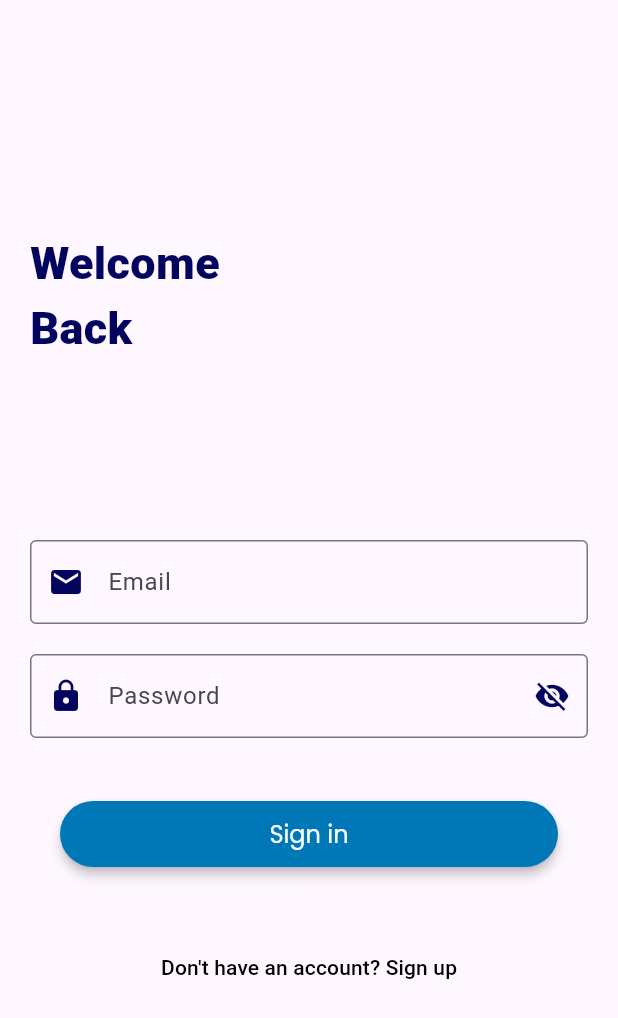
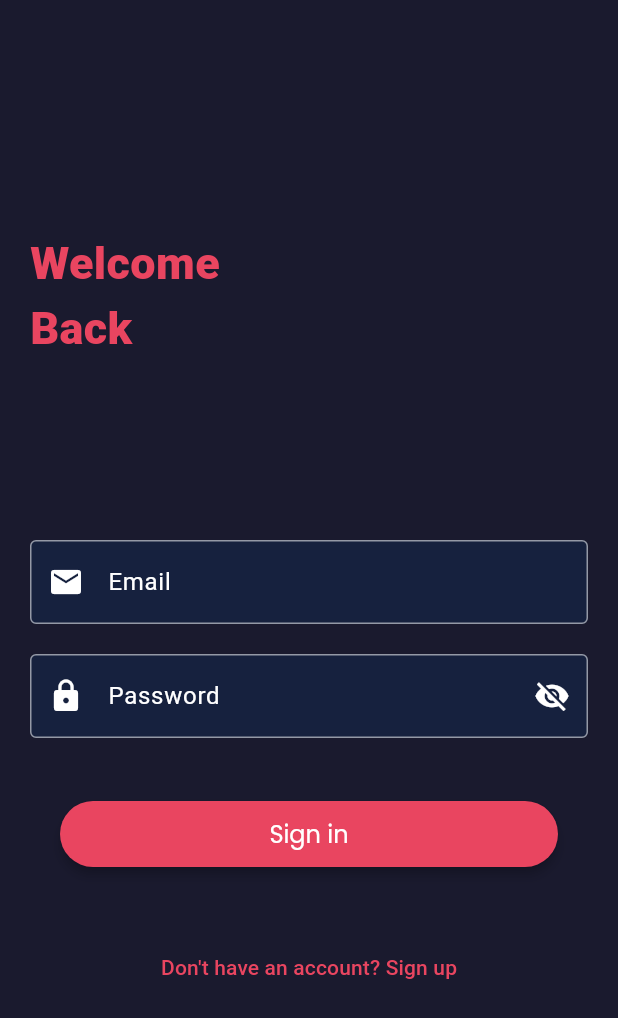
Before and after one commit to manuel-spec/blogify, a Flutter app: the screen it shows after launch, on a phone screen of 412 x 824 dp. Shown: the top 1018 px of the screen. Run offline on Flutter 3.47's test engine with Material 3 defaults, Android fonts, the phone set to English and light mode, and no system bars; our stand-ins replace go_router, google_fonts, ionicons, shared_preferences.

Commit message:
update sign in UI

```diff
--- a/lib/pages/signin.dart
+++ b/lib/pages/signin.dart
@@ -1,3 +1,4 @@
+
 import 'dart:convert';
 
 import 'package:blogify/Models/userModel.dart';
@@ -78,6 +79,7 @@ class _SignInWidgetState extends State<SignInWidget> {
   Widget build(BuildContext context) {
     return Scaffold(
       body: Container(
+        color: Color(0xFF1A1A2E),
         padding: EdgeInsets.all(20),
         alignment: Alignment.center,
         child: SingleChildScrollView(
@@ -90,7 +92,7 @@ class _SignInWidgetState extends State<SignInWidget> {
                 style: TextStyle(
                     fontSize: 30,
                     fontWeight: FontWeight.w800,
-                    color: Color(0xFF03045E)),
+                    color: Color(0xFFE94560)),
                 textAlign: TextAlign.left,
               ),
               const Text(
@@ -98,7 +100,7 @@ class _SignInWidgetState extends State<SignInWidget> {
                 style: TextStyle(
                     fontSize: 30,
                     fontWeight: FontWeight.w800,
-                    color: Color(0xFF03045E)),
+                    color: Color(0xFFE94560)),
                 textAlign: TextAlign.start,
               ),
               Container(
@@ -107,32 +109,50 @@ class _SignInWidgetState extends State<SignInWidget> {
               SizedBox(height: 20),
               TextFormField(
                 controller: _emailController,
+                style: TextStyle(color: Colors.white),
                 decoration: InputDecoration(
                   labelText: 'Email',
-                  border: OutlineInputBorder(),
-                  prefixIcon: Icon(
-                    Icons.mail,
-                    color: Color(0xFF03045E),
+                  labelStyle: TextStyle(color: Colors.white),
+                  border: OutlineInputBorder(
+                    borderSide: BorderSide(color: Colors.white),
                   ),
+                  enabledBorder: OutlineInputBorder(
+                    borderSide: BorderSide(color: Colors.white54),
+                  ),
+                  focusedBorder: OutlineInputBorder(
+                    borderSide: BorderSide(color: Color(0xFFE94560)),
+                  ),
+                  prefixIcon: Icon(Icons.mail, color: Colors.white),
+                  filled: true,
+                  fillColor: Color(0xFF16213E),
                 ),
               ),
               SizedBox(height: 20),
               TextFormField(
                 controller: _passwordController,
                 obscureText: !_passwordVisible,
+                style: TextStyle(color: Colors.white),
                 decoration: InputDecoration(
                   labelText: 'Password',
-                  border: OutlineInputBorder(),
-                  prefixIcon: Icon(
-                    Icons.lock,
-                    color: Color(0xFF03045E),
+                  labelStyle: TextStyle(color: Colors.white),
+                  border: OutlineInputBorder(
+                    borderSide: BorderSide(color: Colors.white),
                   ),
+                  enabledBorder: OutlineInputBorder(
+                    borderSide: BorderSide(color: Colors.white54),
+                  ),
+                  focusedBorder: OutlineInputBorder(
+                    borderSide: BorderSide(color: Color(0xFFE94560)),
+                  ),
+                  prefixIcon: Icon(Icons.lock, color: Colors.white),
+                  filled: true,
+                  fillColor: Color(0xFF16213E),
                   suffixIcon: IconButton(
                     icon: Icon(
                       _passwordVisible
                           ? Icons.visibility
                           : Icons.visibility_off,
-                      color: Color(0xFF03045E),
+                      color: Colors.white,
                     ),
                     onPressed: () {
                       setState(() {
@@ -162,7 +182,7 @@ class _SignInWidgetState extends State<SignInWidget> {
                       fontWeight: FontWeight.normal,
                     ),
                     elevation: 3,
-                    backgroundColor: const Color(0xFF0077B6),
+                    backgroundColor: const Color(0xFFE94560),
                     foregroundColor: Colors.white,
                     shape: RoundedRectangleBorder(
                       borderRadius: BorderRadius.circular(47),
@@ -178,11 +198,11 @@ class _SignInWidgetState extends State<SignInWidget> {
               SizedBox(height: 20),
               TextButton(
                 onPressed: () {
-                  // Navigate to signup screen
                   context.go('/signup');
                 },
                 style: ButtonStyle(
-                  foregroundColor: MaterialStateProperty.all(Colors.black),
+                  foregroundColor:
+                      MaterialStateProperty.all(Color(0xFFE94560)),
                   padding: MaterialStateProperty.all(EdgeInsets.all(15)),
                 ),
                 child: Text('Don\'t have an account? Sign up'),
```
